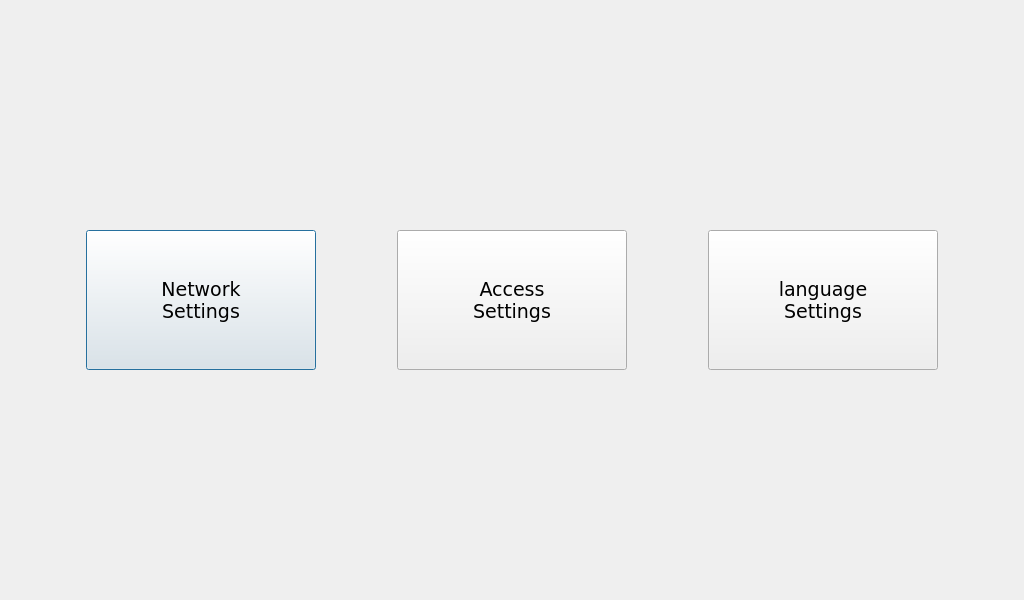
The window that sterownik_glowny/bc_client/csettingsmenu.ui (bremenpl/bateria_cenralna) describes before a commit, drawn with Qt 5.
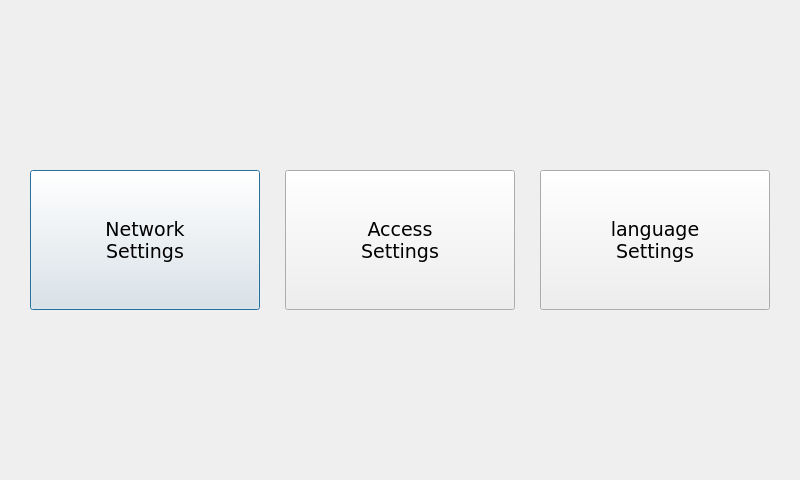
The same window after the commit. Icons and pictures are not drawn.

```diff
--- a/sterownik_glowny/bc_client/csettingsmenu.ui
+++ b/sterownik_glowny/bc_client/csettingsmenu.ui
@@ -6,8 +6,8 @@
    <rect>
     <x>0</x>
     <y>0</y>
-    <width>1024</width>
-    <height>600</height>
+    <width>800</width>
+    <height>480</height>
    </rect>
   </property>
   <property name="windowTitle">
```
